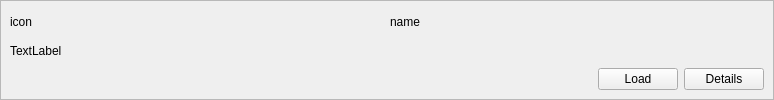
Above: src/qgis_oacs/ui/resource_list_item_widget.ui from byteroad/qgis-oacs-plugin before the change. Below: the same form after it.
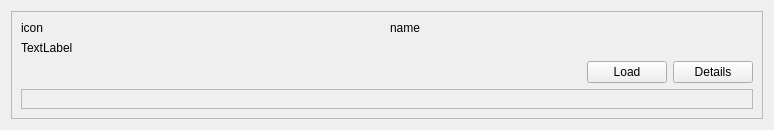
That is the form after the change.

Commit message: starting to add details for systems

Patch:
```diff
--- a/src/qgis_oacs/ui/resource_list_item_widget.ui
+++ b/src/qgis_oacs/ui/resource_list_item_widget.ui
@@ -7,7 +7,7 @@
     <x>0</x>
     <y>0</y>
     <width>774</width>
-    <height>100</height>
+    <height>123</height>
    </rect>
   </property>
   <property name="sizePolicy">
@@ -19,19 +19,7 @@
   <property name="windowTitle">
    <string>Form</string>
   </property>
-  <layout class="QVBoxLayout" name="verticalLayout_2">
-   <property name="leftMargin">
-    <number>0</number>
-   </property>
-   <property name="topMargin">
-    <number>0</number>
-   </property>
-   <property name="rightMargin">
-    <number>0</number>
-   </property>
-   <property name="bottomMargin">
-    <number>0</number>
-   </property>
+  <layout class="QVBoxLayout" name="verticalLayout_3">
    <item>
     <widget class="QFrame" name="frame">
      <property name="frameShape">
@@ -40,7 +28,7 @@
      <property name="frameShadow">
       <enum>QFrame::Raised</enum>
      </property>
-     <layout class="QVBoxLayout" name="verticalLayout">
+     <layout class="QVBoxLayout" name="verticalLayout_2">
       <item>
        <layout class="QHBoxLayout" name="horizontalLayout_2">
         <item>
@@ -97,6 +85,21 @@
         </item>
        </layout>
       </item>
+      <item>
+       <widget class="QFrame" name="details_frame">
+        <property name="frameShape">
+         <enum>QFrame::StyledPanel</enum>
+        </property>
+        <property name="frameShadow">
+         <enum>QFrame::Raised</enum>
+        </property>
+        <layout class="QVBoxLayout" name="verticalLayout">
+         <item>
+          <layout class="QVBoxLayout" name="details_layout"/>
+         </item>
+        </layout>
+       </widget>
+      </item>
      </layout>
     </widget>
    </item>
```
The commit also changes 6 other files.
